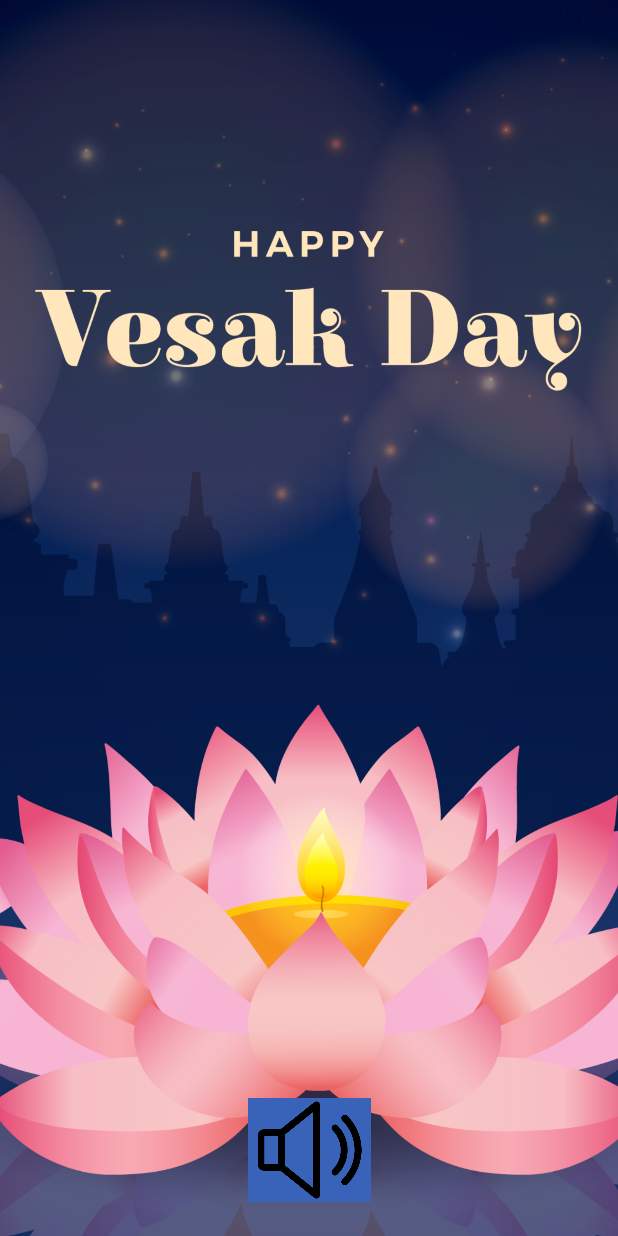
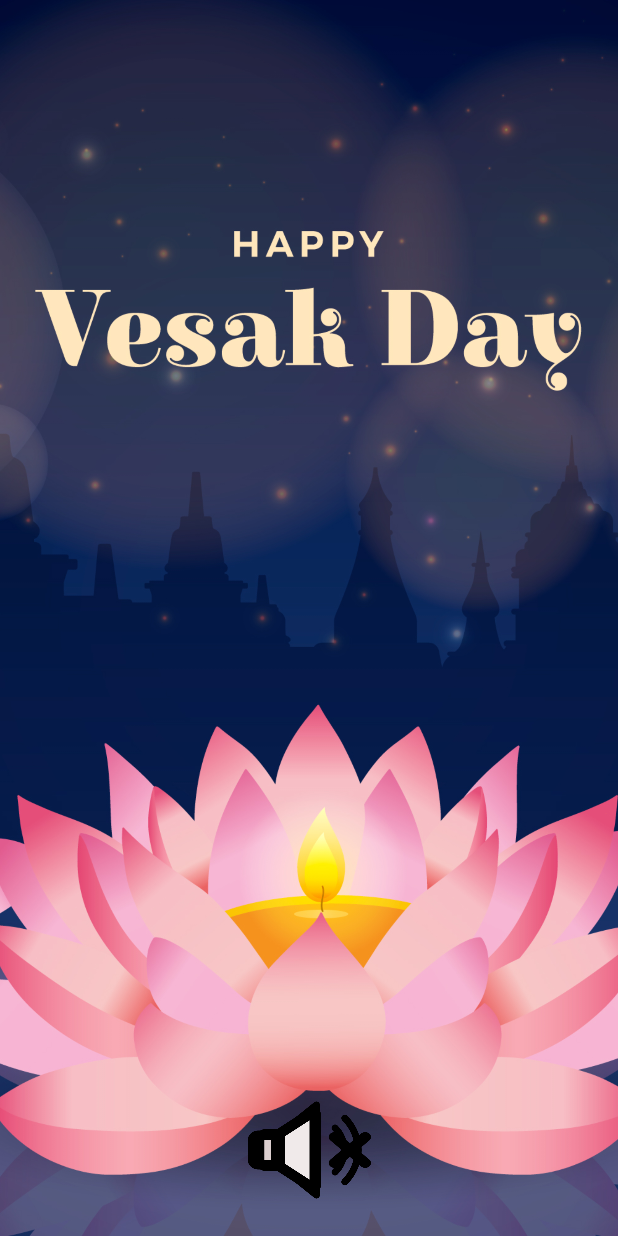
Before and after one commit to HesaraMahela/VesakCard, an Android app: the screen it shows after launch (MainActivity), after a tap on an icon or button, on a phone screen of 412 x 824 dp. Run offline under Robolectric (Android 15) with nearby library versions, the phone set to English and light mode, and no system bars; Roboto replaces fonts that are not available here.

Commit message:
feat: add button change when song pused and resumed

```diff
--- a/app/src/main/java/com/example/vesakcard/MainActivity.java
+++ b/app/src/main/java/com/example/vesakcard/MainActivity.java
@@ -58,10 +58,12 @@ public class MainActivity extends AppCompatActivity implements View.OnClickListe
         if (mediaPlayer.isPlaying()){
             mediaPlayer.pause();
             Toast.makeText(MainActivity.this, "song is paused", Toast.LENGTH_SHORT).show();
+            soundbtn.setBackgroundResource(R.drawable._359138);
 
         }else{
             mediaPlayer.start();
             Toast.makeText(MainActivity.this, "song is playing", Toast.LENGTH_SHORT).show();
+            soundbtn.setBackgroundResource(R.drawable.volume);
         }
     }
     @Override
```
Also changed, not shown: app/src/main/res/drawable-200dpi/_359138.png (added), app/src/main/res/drawable/_222.jpg (added), app/src/main/res/drawable/_979555.jpg (added), app/src/main/res/drawable/_980626.jpg (added), app/src/main/res/drawable/istockphoto_959104114_612x612.jpg (added), app/src/main/res/drawable/volume.png (added).
